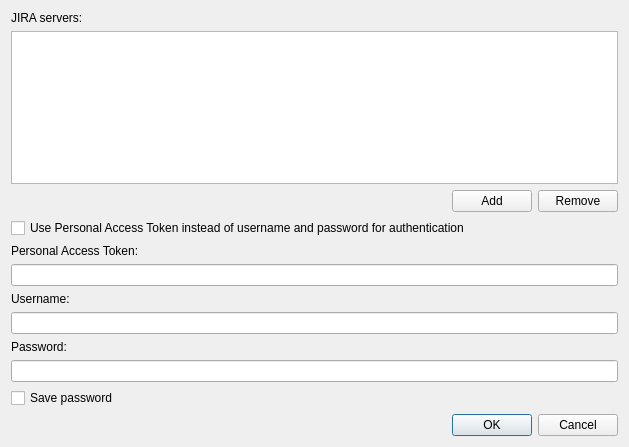
The window that forms/jira-settings-dialog.ui (insilmaril/vym) describes before a commit, drawn with Qt 5.
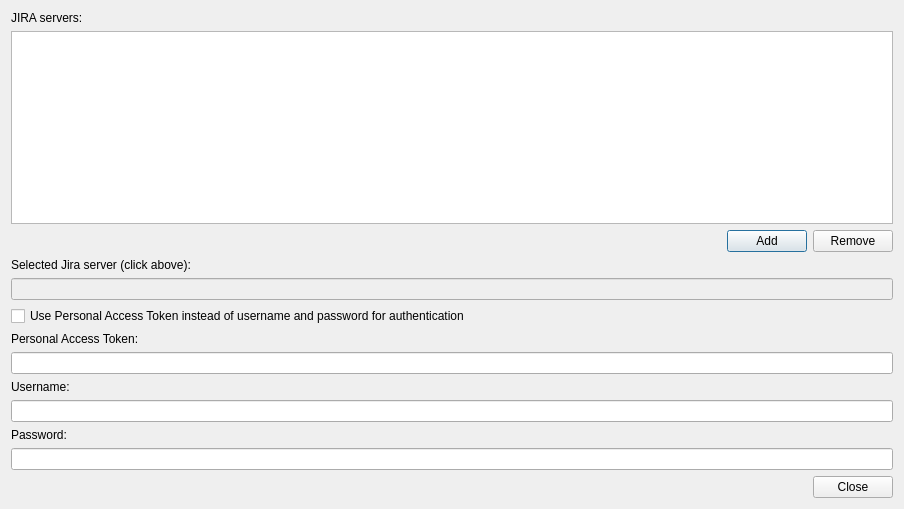
The same window after the commit.

Commit message: Feature: Support multiple Jira instances with specific authentication methods

What changed in the file:
```diff
--- a/forms/jira-settings-dialog.ui
+++ b/forms/jira-settings-dialog.ui
@@ -6,8 +6,8 @@
    <rect>
     <x>0</x>
     <y>0</y>
-    <width>629</width>
-    <height>447</height>
+    <width>904</width>
+    <height>509</height>
    </rect>
   </property>
   <property name="windowTitle">
@@ -55,6 +55,29 @@
      </item>
     </layout>
    </item>
+   <item>
+    <widget class="QLabel" name="selectedServerLabel">
+     <property name="text">
+      <string>Selected Jira server (click above):</string>
+     </property>
+    </widget>
+   </item>
+   <item>
+    <widget class="QLineEdit" name="selectedServerLineEdit">
+     <property name="enabled">
+      <bool>false</bool>
+     </property>
+     <property name="inputMask">
+      <string notr="true"/>
+     </property>
+     <property name="text">
+      <string notr="true"/>
+     </property>
+     <property name="readOnly">
+      <bool>true</bool>
+     </property>
+    </widget>
+   </item>
    <item>
     <widget class="QCheckBox" name="usePATCheckBox">
      <property name="text">
@@ -100,13 +123,6 @@
      </property>
     </widget>
    </item>
-   <item>
-    <widget class="QCheckBox" name="savePasswordCheckBox">
-     <property name="text">
-      <string>Save password</string>
-     </property>
-    </widget>
-   </item>
    <item>
     <widget class="QDialogButtonBox" name="buttonBox">
      <property name="layoutDirection">
@@ -116,7 +132,7 @@
       <enum>Qt::Horizontal</enum>
      </property>
      <property name="standardButtons">
-      <set>QDialogButtonBox::Cancel|QDialogButtonBox::Ok</set>
+      <set>QDialogButtonBox::Close</set>
      </property>
      <property name="centerButtons">
       <bool>false</bool>
```
Left out of the diff: 6 changed lines with no effect on the pictures. The commit also changes 5 other files.
